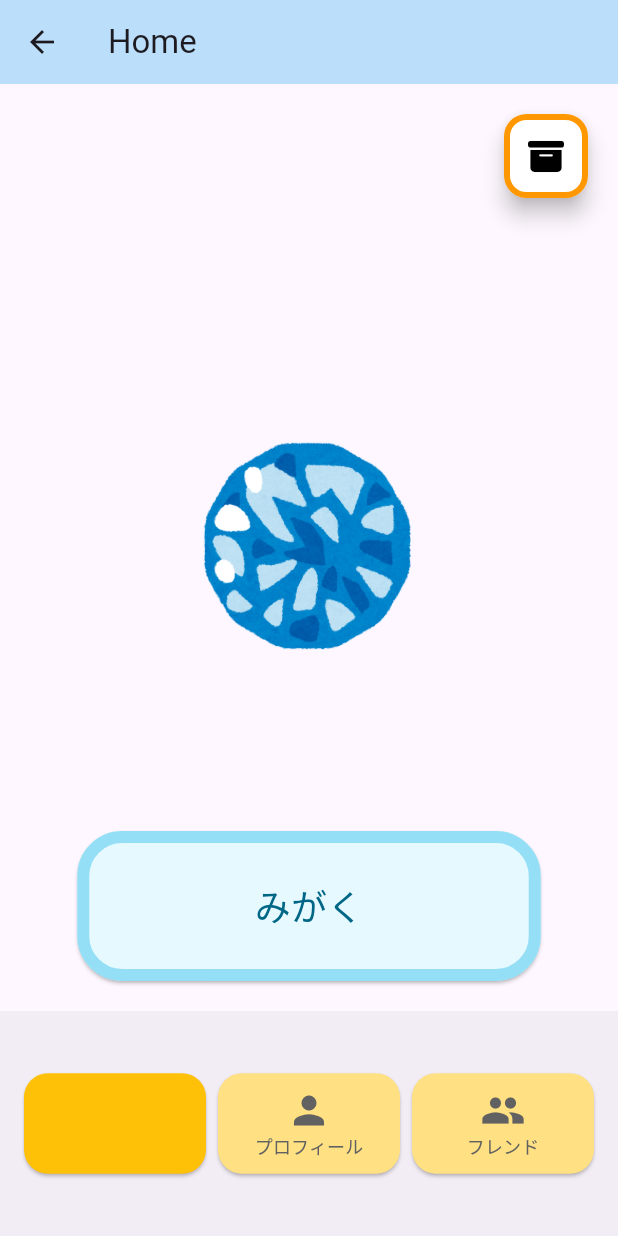
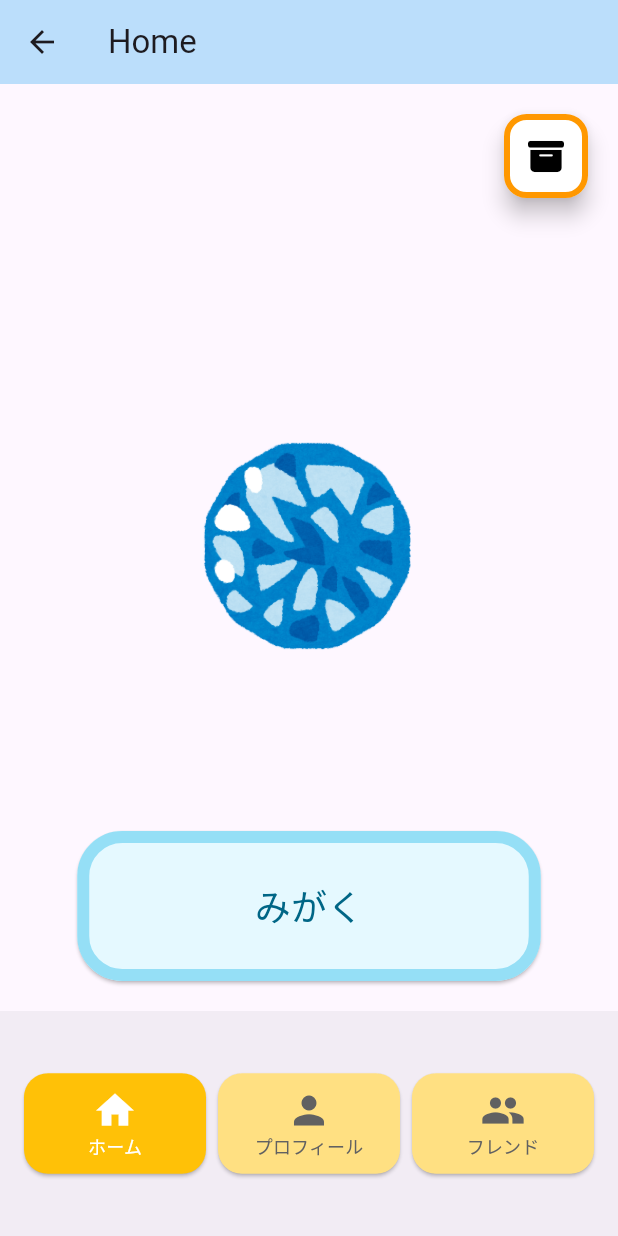
Before and after one commit to yukina-t156/jewelry-custom-flutter, a Flutter app: the screen it shows after launch, on a phone screen of 412 x 824 dp. Run offline on Flutter 3.47's test engine with Material 3 defaults, Android fonts, the light colour scheme and no system bars; our stand-ins replace font_awesome_flutter.

Commit message:
change color when selected

```diff
--- a/lib/widgets/foot_buttons.dart
+++ b/lib/widgets/foot_buttons.dart
@@ -45,13 +45,13 @@ class FooterButtons extends StatelessWidget {
           Icon(
               icon,
               size: 30,
-              color: isActive ? Colors.amber : Colors.grey[700],
+              color: isActive ? Colors.white : Colors.grey[700],
             ),
           Text(
             label,
             style: TextStyle(
               fontSize: 12,
-              color: isActive ? Colors.amber : Colors.grey[700],
+              color: isActive ? Colors.white : Colors.grey[700],
             ),
           ),
         ],
```
